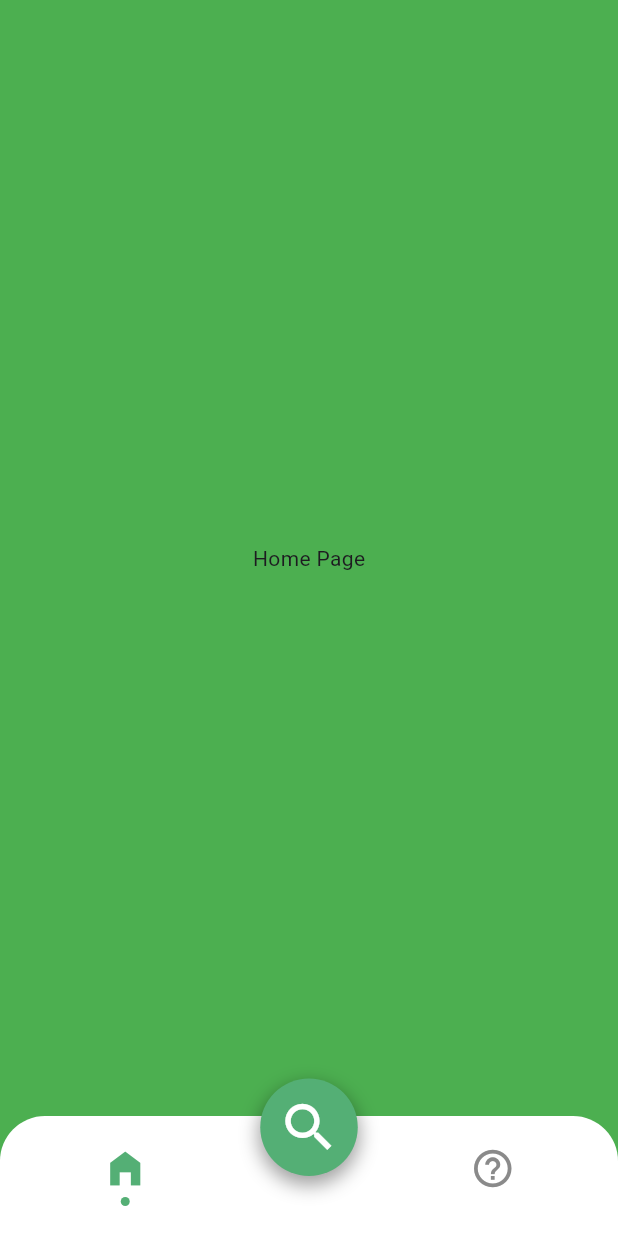
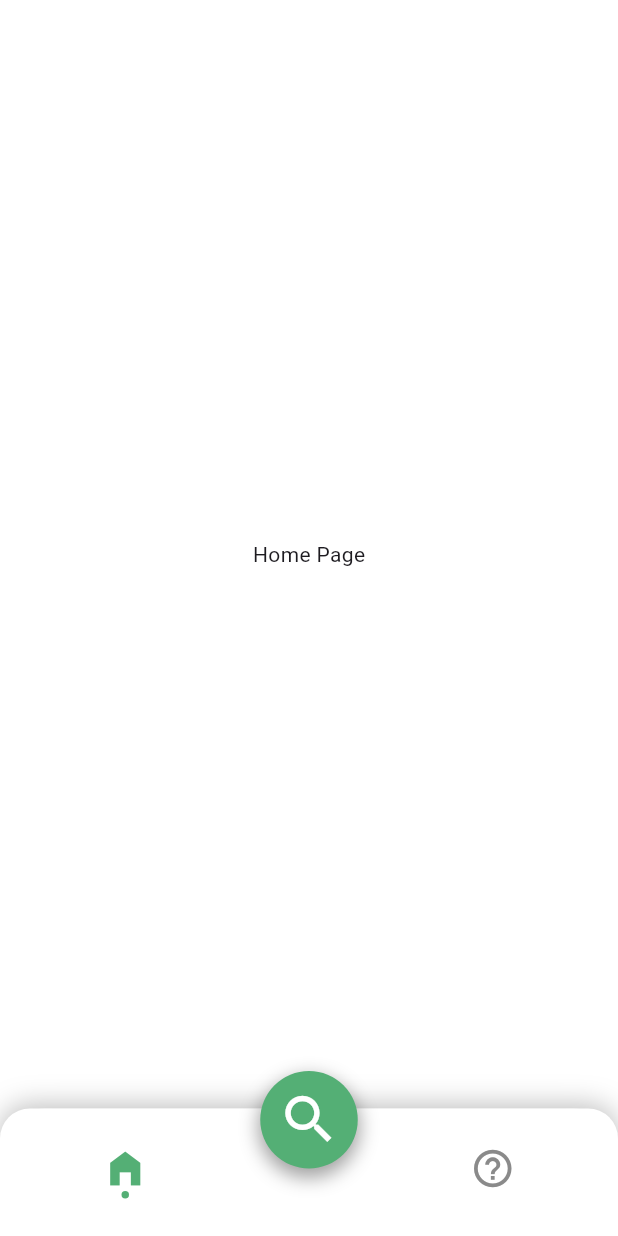
Before and after one commit to ReDine-Flutter-Project-G4/ReDine_Frontend, a Flutter app: the screen it shows after launch, on a phone screen of 412 x 824 dp. Run offline on Flutter 3.47's test engine with Material 3 defaults, Android fonts, the phone set to English and light mode, and no system bars.

Commit message:
done tabbar

```diff
--- a/lib/main.dart
+++ b/lib/main.dart
@@ -46,7 +46,7 @@ class _HomePageState extends State<HomePage> {
   @override
   Widget build(BuildContext context) {
     return Scaffold(
-      backgroundColor: Colors.green,
+      backgroundColor: Colors.white,
       body: _pages[_selectedIndex],
       bottomNavigationBar: CustomTabBar(
         selectedIndex: _selectedIndex,
--- a/lib/utils/tab_bar.dart
+++ b/lib/utils/tab_bar.dart
@@ -16,7 +16,23 @@ class CustomTabBar extends StatelessWidget {
       alignment: Alignment.bottomCenter,
       clipBehavior: Clip.none,
       children: [
-        ClipRRect(
+        Container(
+          height: 85,
+          decoration: BoxDecoration(
+            color: Colors.white,
+            borderRadius: const BorderRadius.only(
+              topLeft: Radius.circular(20),
+              topRight: Radius.circular(20),
+            ),
+            boxShadow: [
+              BoxShadow(
+                color: Colors.black26,
+                blurRadius: 15,
+                offset: const Offset(0, -2),
+              ),
+            ],
+          ),
+          child: ClipRRect(
             borderRadius: const BorderRadius.only(
               topLeft: Radius.circular(30),
               topRight: Radius.circular(30),
@@ -25,9 +41,8 @@ class CustomTabBar extends StatelessWidget {
               shape: const CircularNotchedRectangle(),
               notchMargin: 6.0,
               color: Colors.white,
-            elevation: 10,
+              elevation: 0,
               child: SizedBox(
-              height: 50,
                 child: Row(
                   mainAxisAlignment: MainAxisAlignment.spaceAround,
                   children: <Widget>[
@@ -45,10 +60,9 @@ class CustomTabBar extends StatelessWidget {
                                     : Color(0xFF8A8A8A),
                             size: 30,
                           ),
-                        const SizedBox(height: 4),
                           Container(
-                          width: 6,
-                          height: 6,
+                            width: 5,
+                            height: 5,
                             decoration: BoxDecoration(
                               color:
                                   selectedIndex == 0
@@ -75,10 +89,9 @@ class CustomTabBar extends StatelessWidget {
                                     : Color(0xFF8A8A8A),
                             size: 30,
                           ),
-                        const SizedBox(height: 4),
                           Container(
-                          width: 6,
-                          height: 6,
+                            width: 5,
+                            height: 5,
                             decoration: BoxDecoration(
                               color:
                                   selectedIndex == 2
@@ -95,6 +108,8 @@ class CustomTabBar extends StatelessWidget {
               ),
             ),
           ),
+        ),
+        // Search Button
         Positioned(
           top: -25,
           child: GestureDetector(
```
Lines whose indentation alone changed are shown as unchanged.
